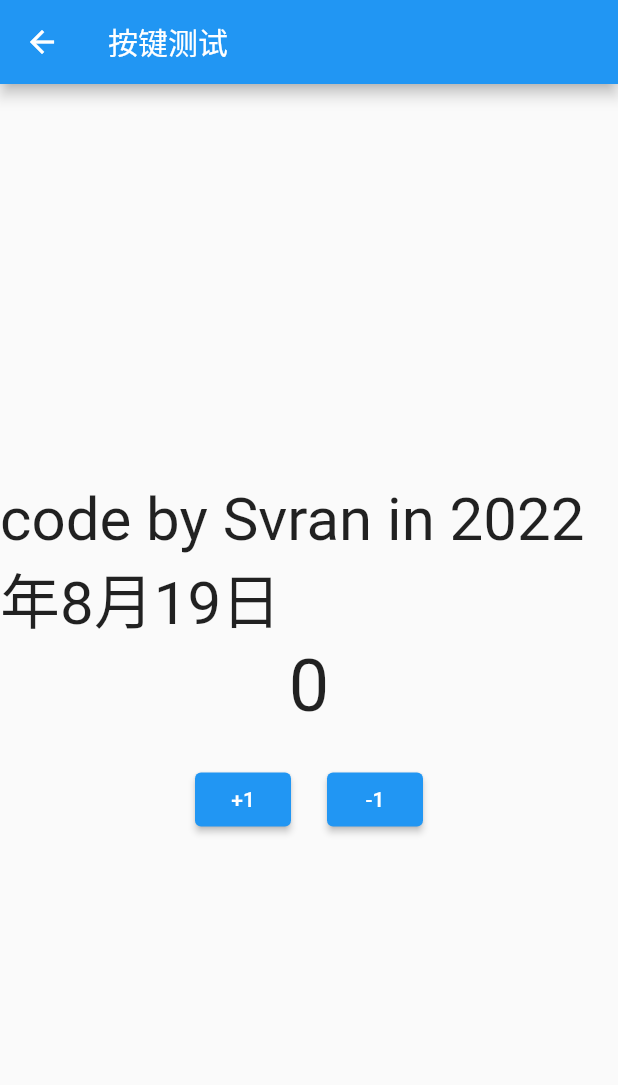
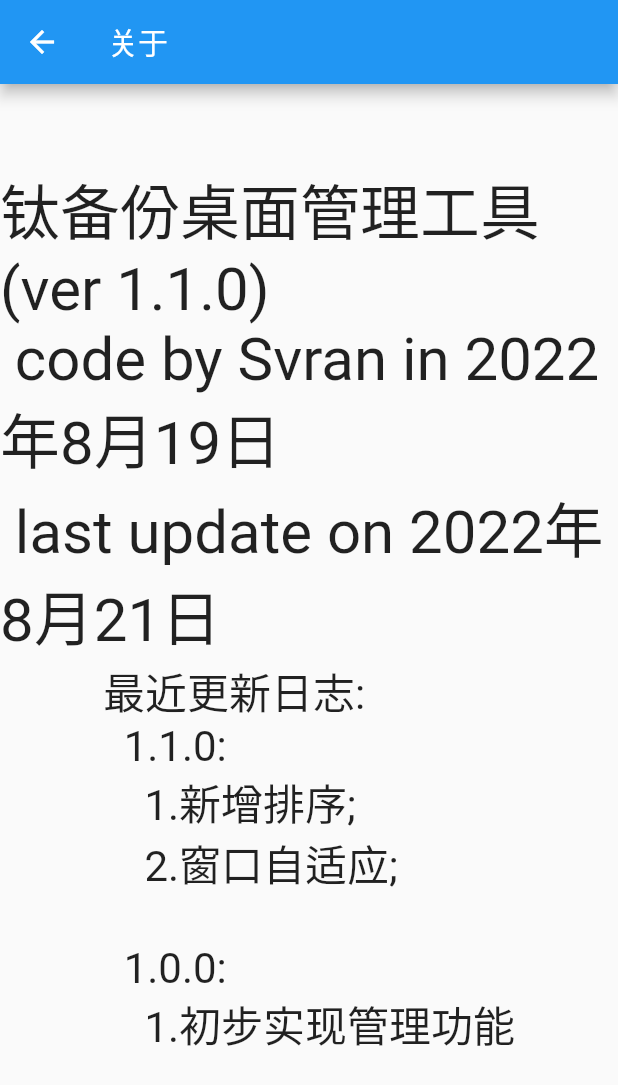
Before and after one commit to svran/flutter-learning, a Flutter app: the screen it shows after launch, after a tap on the "info outline" icon, on a phone screen of 412 x 824 dp. Shown: the top 1085 px of the screen. Run offline on Flutter 3.47's test engine with Material 2 defaults, Android fonts, the phone set to English and light mode, and no system bars; drawn by our look-alikes of oktoast; our stand-ins replace dio, event_bus, logger, sensors_plus, table_calendar; missing offline and left inert: file_selector; network calls fail.

Commit message:
_ 桌面端.

```diff
--- a/lib/tb/pages/key_test.dart
+++ b/lib/tb/pages/key_test.dart
@@ -2,7 +2,7 @@
 import 'package:flutter/services.dart';
 
 class KeyTest extends StatefulWidget {
-  KeyTest({Key? key, required this.title}) : super(key: key);
+  const KeyTest({Key? key, required this.title}) : super(key: key);
   final String title;
 
   @override
@@ -33,18 +33,32 @@
         child: Center(
           child: Column(
             mainAxisAlignment: MainAxisAlignment.center,
-            children: [
-              Text('code by Svran in 2022年8月19日', style: const TextStyle(fontSize: 40)),
-              Text('$_counter', style: const TextStyle(fontSize: 48)),
-              const SizedBox(height: 24),
-              Row(
-                mainAxisAlignment: MainAxisAlignment.center,
-                children: [
-                  ElevatedButton(onPressed: _increment, child: const Text('+1')),
-                  const SizedBox(width: 24),
-                  ElevatedButton(onPressed: _decrement, child: const Text('-1')),
-                ],
-              ),
+            children: const [
+              Text(
+                  '钛备份桌面管理工具 (ver 1.1.0)'
+                  '\n code by Svran in 2022年8月19日'
+                  '\n last update on 2022年8月21日',
+                  style: TextStyle(fontSize: 40)),
+              Text(
+                  '最近更新日志:\n'
+                  '  1.1.0:\n'
+                  '    1.新增排序;\n'
+                  '    2.窗口自适应;\n'
+                  '\n'
+                  '  1.0.0:\n'
+                  '    1.初步实现管理功能\n'
+                  '\n',
+                  style: TextStyle(fontSize: 28)),
+              // Text('$_counter', style: const TextStyle(fontSize: 48)),
+              // const SizedBox(height: 24),
+              // Row(
+              //   mainAxisAlignment: MainAxisAlignment.center,
+              //   children: [
+              //     ElevatedButton(onPressed: _increment, child: const Text('+1')),
+              //     const SizedBox(width: 24),
+              //     ElevatedButton(onPressed: _decrement, child: const Text('-1')),
+              //   ],
+              // ),
             ],
           ),
         ),
--- /dev/null
+++ b/lib/tb/pages/widget/tb_list.dart
@@ -0,0 +1,64 @@
+import 'dart:async';
+
+import 'package:flutter/material.dart';
+import 'package:svran_flutter_study/tb/model/app_data.dart';
+import 'package:svran_flutter_study/tb/model/properties_model.dart';
+import 'package:svran_flutter_study/tb/pages/apk_list_page.dart';
+
+MapEntry<String, List<PropertiesModel>>? _item;
+int? _index;
+
+clearCacheItemIndex() {
+  _item = null;
+  _index = null;
+}
+
+buildTbList(or, FutureOr<void> Function() fa) {
+  return Row(
+    crossAxisAlignment: CrossAxisAlignment.stretch,
+    children: [
+      Expanded(
+        flex: 1,
+        child: ListView.separated(
+          itemBuilder: (context, index) {
+            var item = tbFileList[index];
+            var size = dataGetTotalSize(item.value);
+            var itemTitle = "${item.value[0].app_gui_label}\n${item.value[0].packageName}";
+            return ListTile(
+              leading: item.value[0].iconWidget,
+              title: Text(itemTitle),
+              subtitle: (size <= 0)
+                  ? const Text('备份已删除(仅剩下信息文件)')
+                  : Text("有${item.value.length}个数据备份 , 总大小 ${sizeToStr(size)}"),
+              onTap: () {
+                if (Orientation.landscape == or) {
+                  _item = item;
+                  _index = index;
+                  fa.call();
+                } else {
+                  clearCacheItemIndex();
+                  Navigator.of(context).push(MaterialPageRoute(builder: (context) {
+                    return SvranTbApkListPage(propertiesList: item.value, tbFileListIndex: index, fa: null);
+                  })).whenComplete(fa);
+                }
+              },
+            );
+          },
+          separatorBuilder: (context, index) => const Divider(height: 1),
+          itemCount: tbFileList.length,
+        ),
+      ),
+      if (Orientation.landscape == or && _item != null && _index != null)
+        Expanded(
+          flex: 1,
+          child: SvranTbApkListPage(
+            propertiesList: _item!.value,
+            tbFileListIndex: _index!,
+            fa: () {
+              fa.call();
+            },
+          ),
+        )
+    ],
+  );
+}
```
Also changed, not shown: lib/tb/model/app_data.dart (added, +49 -0 lines), lib/tb/model/properties_model.dart (+6 -27 lines), lib/tb/pages/apk_list_page.dart (+48 -17 lines), lib/tb/pages/tb_list_page.dart (+124 -72 lines), lib/tb/pages/widget/item_app.dart (added), 1 other file.
